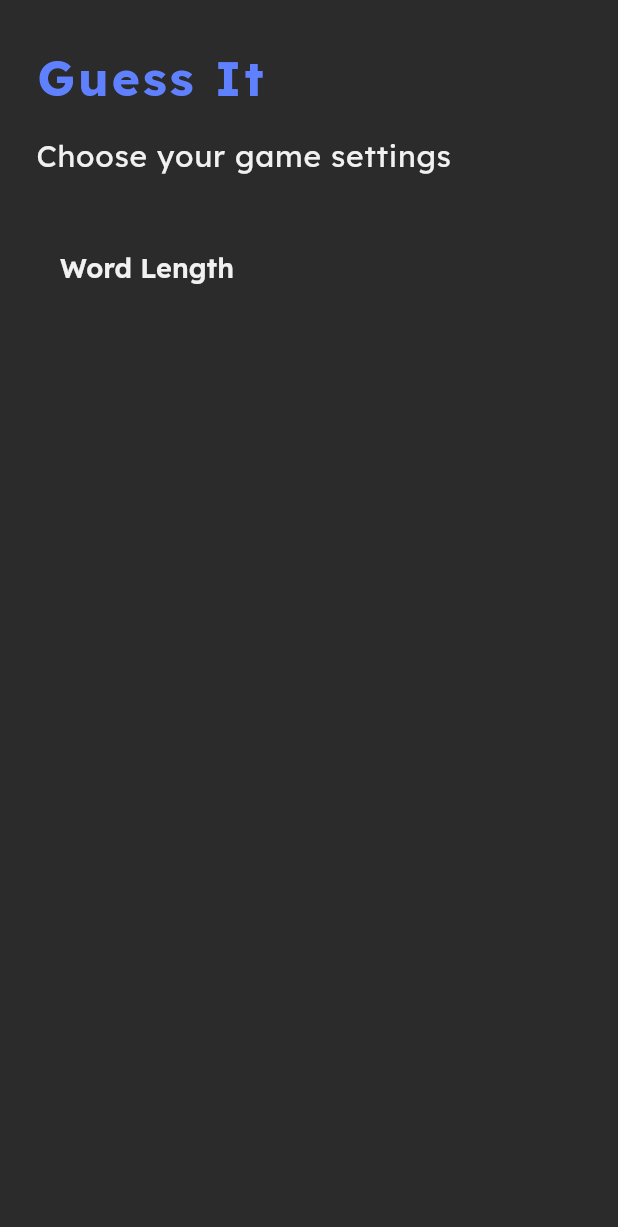
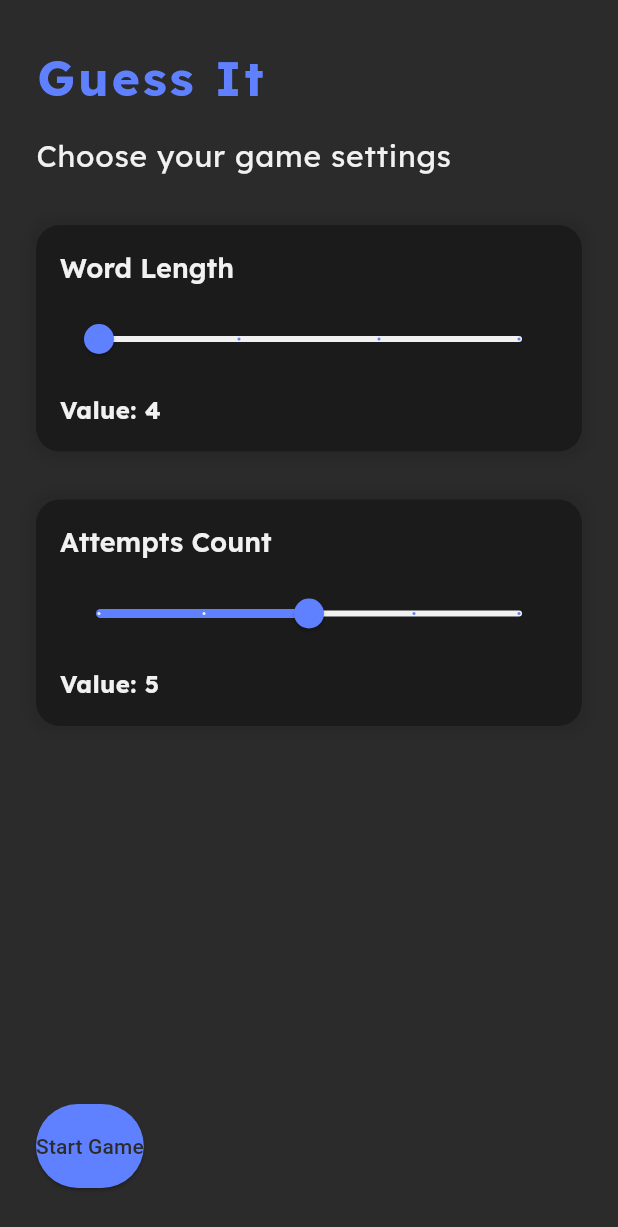
Before and after one commit to hadyaan/word_game-app, a Flutter app: the screen it shows after launch, on a phone screen of 412 x 824 dp. Shown: the top 1227 px of the screen. Run offline on Flutter 3.47's test engine with Material 3 defaults, Android fonts, the phone set to English and light mode, and no system bars; our stand-ins replace go_router.

Commit message:
Refactor HomePage to use StatefulWidget; add sliders for word length and attempts count

```diff
--- a/lib/features/home/presentation/home_page.dart
+++ b/lib/features/home/presentation/home_page.dart
@@ -1,10 +1,18 @@
 import 'package:flutter/material.dart';
 import 'package:word_game/features/home/widgets/slider_selection_widget.dart';
 
-class HomePage extends StatelessWidget {
+class HomePage extends StatefulWidget {
   const HomePage({super.key});
 
   static const String route = '/';
+
+  @override
+  State<HomePage> createState() => _HomePageState();
+}
+
+class _HomePageState extends State<HomePage> {
+  double wordLength = 4;
+  double attemptsCount = 5;
   @override
   Widget build(BuildContext context) {
     return Scaffold(
@@ -31,11 +39,37 @@ class HomePage extends StatelessWidget {
               SizedBox(height: 32),
               SliderSelectionWidget(
                 title: 'Word Length',
-                value: 5,
+                value: wordLength,
                 minValue: 4,
                 maxValue: 7,
-                onChanged: (value) {},
+                divisions: 3,
+                onChanged: (value) {
+                  setState(() {
+                    wordLength = value;
+                  });
+                },
               ),
+              SizedBox(height: 32),
+              SliderSelectionWidget(
+                title: 'Attempts Count',
+                value: attemptsCount,
+                minValue: 3,
+                maxValue: 7,
+                divisions: 4,
+                onChanged: (value) {
+                  setState(() {
+                    attemptsCount = value;
+                  });
+                },
+              ),
+              Spacer(),
+              ElevatedButton(onPressed: () {},
+              style: ElevatedButton.styleFrom(
+                padding: EdgeInsets.symmetric(vertical: 18),
+                backgroundColor: Theme.of(context).colorScheme.primary,
+                foregroundColor: Theme.of(context).colorScheme.surface,
+              ),
+               child: Text('Start Game')),
             ],
           ),
         ),
--- a/lib/features/home/widgets/slider_selection_widget.dart
+++ b/lib/features/home/widgets/slider_selection_widget.dart
@@ -5,6 +5,7 @@ class SliderSelectionWidget extends StatelessWidget {
   final double value;
   final double minValue;
   final double maxValue;
+  final int divisions;
   final ValueChanged<double> onChanged;
 
   const SliderSelectionWidget({
@@ -13,6 +14,7 @@ class SliderSelectionWidget extends StatelessWidget {
     required this.value,
     required this.minValue,
     required this.maxValue,
+    required this.divisions,
     required this.onChanged,
   });
 
@@ -20,6 +22,15 @@ class SliderSelectionWidget extends StatelessWidget {
   Widget build(BuildContext context) {
     return Container(
       padding: EdgeInsets.all(16),
+      decoration: BoxDecoration(
+        color: Theme.of(context).colorScheme.secondary,
+        borderRadius: BorderRadius.circular(16),
+        boxShadow: [BoxShadow(
+          color: Colors.black.withOpacity(.1),
+          blurRadius: 8,
+          spreadRadius: 4,
+        )]
+      ),
       child: Column(
         crossAxisAlignment: CrossAxisAlignment.start,
         children: [
@@ -30,6 +41,24 @@ class SliderSelectionWidget extends StatelessWidget {
               fontSize: 18,
             ),
           ),
+          SizedBox(height: 12),
+          Slider(
+            value: value,
+            onChanged: onChanged,
+            max: maxValue,
+            divisions: divisions,
+            min: minValue,
+            label: value.toStringAsFixed(0),
+            activeColor: Theme.of(context).colorScheme.primary,
+            inactiveColor: Theme.of(context).colorScheme.onSurface,
+          ),
+          SizedBox(height: 12),
+          Text(
+            'Value: ${value.toInt()}',
+            style: Theme.of(
+              context,
+            ).textTheme.bodyMedium?.copyWith(fontWeight: FontWeight.bold),
+          ),
         ],
       ),
     );
```
